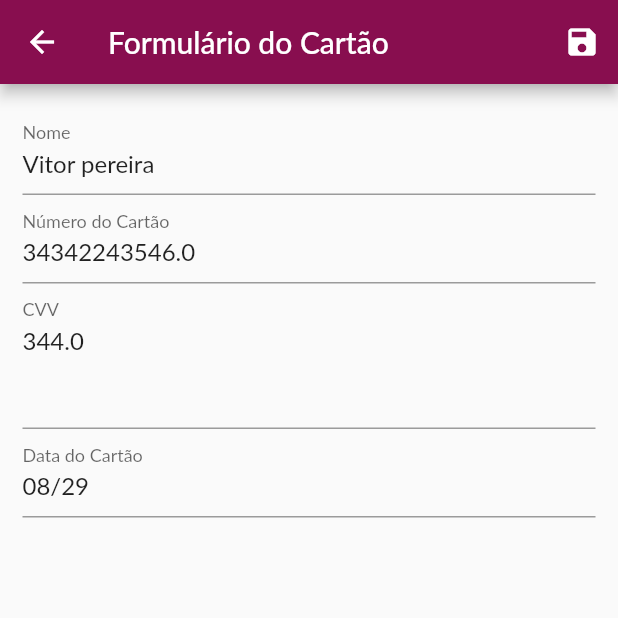
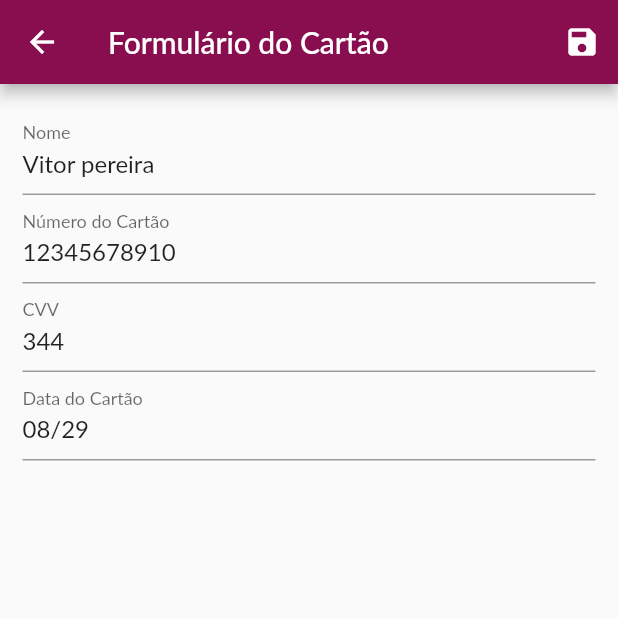
Before and after one commit to VitorAPP/flutter_application_1, a Flutter app: the CartaoPage screen opened by its route, after a tap on the "edit" icon, on a phone screen of 412 x 824 dp, the top half of it. Run offline on Flutter 3.47's test engine with Material 2 defaults, Android fonts, the phone set to English and light mode, and no system bars; our stand-ins replace flutter_neumorphic, syncfusion_flutter_sliders; missing offline and left inert: syncfusion_flutter_core; Roboto replaces fonts that are missing (Lato); key blocks and very long unbroken strings in the code were emptied for the run.

Commit message:
ajuste do video final

```diff
--- a/lib/componentes/cartao_item.dart
+++ b/lib/componentes/cartao_item.dart
@@ -20,16 +20,14 @@ class ProductItem extends StatelessWidget {
       ),
       title: Container(
           child: Row(
-        children: const [
-          Text("Numero do cartão  "),
-          Text(" Data de Vencimento"),
+        children: [
+          Text(product.numeroCart.toString()),
         ],
       )),
       subtitle: Container(
           child: Row(
         children: [
-          Text(product.numeroCart.toString()),
-          const Text("             "),
+          const Text("Data de Vencimento: "),
           Text(product.dataCart),
         ],
       )),
--- a/lib/dado/cartao_dado.dart
+++ b/lib/dado/cartao_dado.dart
@@ -2,18 +2,15 @@ import 'package:flutter_application_1/model/cartao.dart';
 
 final dadosCartao = [
   Product(
-    id: 'c1',
-    nome: 'Vitor pereira',
-    numeroCart: 34342243546,
-    cvv: 344,
-    dataCart:'08/29'
-
-  ),
+      id: 'c1',
+      nome: 'Vitor pereira',
+      numeroCart: '12345678910',
+      cvv: 344,
+      dataCart: '08/29'),
   Product(
-    id: 'c2',
-    nome: 'Vitor Pereira',
-    numeroCart: 66656243546,
-    cvv: 344,
-    dataCart:'08/27' ),
-
+      id: 'c2',
+      nome: 'Vitor Pereira',
+      numeroCart: '98765432110',
+      cvv: 927,
+      dataCart: '08/27'),
 ];
--- a/lib/model/cartao.dart
+++ b/lib/model/cartao.dart
@@ -3,8 +3,8 @@ import 'package:flutter/material.dart';
 class Product with ChangeNotifier {
   final String id;
   final String nome;
-  final double numeroCart;
-  final double cvv;
+  final String numeroCart;
+  final int cvv;
   final String dataCart;
   bool isFavorite;
 
--- a/lib/model/cartao_list.dart
+++ b/lib/model/cartao_list.dart
@@ -21,8 +21,8 @@ class ProductList with ChangeNotifier {
     final product = Product(
       id: hasId ? data['id'] as String : Random().nextDouble().toString(),
       nome: data['nome'] as String,
-      numeroCart: data['numeroCart'] as double,
-      cvv: data['cvv'] as double,
+      numeroCart: data['numeroCart'] as String,
+      cvv: data['cvv'] as int,
       dataCart: data['dataCart'] as String,
     );
 
--- a/lib/pages/cartaoPage.dart
+++ b/lib/pages/cartaoPage.dart
@@ -8,22 +8,21 @@ import 'package:provider/provider.dart';
 class CartaoPage extends StatelessWidget {
   const CartaoPage({Key? key}) : super(key: key);
 
-
   @override
   Widget build(BuildContext context) {
     final ProductList products = Provider.of(context);
     return Scaffold(
         appBar: AppBar(
           backgroundColor: Colors.pink.shade900,
-        title: Text('Meus Cartões'),
+          title: const Text('Meus Cartões'),
           actions: [
-          Icon(
+            const Icon(
               Icons.credit_card,
               size: 50,
               color: Colors.black,
             ),
             IconButton(
-            icon: Icon(Icons.add_card_rounded),
+              icon: const Icon(Icons.add_card_rounded),
               onPressed: () {
                 Navigator.of(context).pushNamed(
                   AppRoutes.CARTAO_FORM,
@@ -32,21 +31,23 @@ class CartaoPage extends StatelessWidget {
             ),
           ],
         ),
-
-      body:
-       Padding(
-        padding: const EdgeInsets.all(8),
+        body: Card(
+          child: Container(
+              child: Row(
+            children: [
+              Expanded(
                 child: ListView.builder(
                   itemCount: products.itemsCount,
                   itemBuilder: (ctx, i) => Column(
                     children: [
                       ProductItem(products.items[i]),
-              Divider(),
-
+                      const Divider(),
                     ],
                   ),
                 ),
-      ),
-    );
+              )
+            ],
+          )),
+        ));
   }
 }
--- a/lib/pages/cartao_form_page.dart
+++ b/lib/pages/cartao_form_page.dart
@@ -90,12 +90,12 @@ class _CartaoFormPageState extends State<CartaoFormPage> {
   Widget build(BuildContext context) {
     return Scaffold(
       appBar: AppBar(
-        title: Text('Formulário do Cartão'),
-        backgroundColor:  Colors.pink.shade900,
+        title: const Text('Formulário do Cartão'),
+        backgroundColor: Colors.pink.shade900,
         actions: [
           IconButton(
             onPressed: _submitForm,
-            icon: Icon(Icons.save),
+            icon: const Icon(Icons.save),
           ),
         ],
       ),
@@ -107,7 +107,7 @@ class _CartaoFormPageState extends State<CartaoFormPage> {
             children: [
               TextFormField(
                 initialValue: _formData['nome']?.toString(),
-                decoration: InputDecoration(
+                decoration: const InputDecoration(
                   labelText: 'Nome',
                 ),
                 textInputAction: TextInputAction.next,
@@ -122,8 +122,8 @@ class _CartaoFormPageState extends State<CartaoFormPage> {
                     return 'Nome é obrigatório';
                   }
 
-                  if (nome.trim().length < 3) {
-                    return 'Nome precisa no mínimo de 3 letras.';
+                  if (nome.trim().length < 8) {
+                    return 'Nomes devem ter 8 caracteres';
                   }
 
                   return null;
@@ -131,23 +131,24 @@ class _CartaoFormPageState extends State<CartaoFormPage> {
               ),
               TextFormField(
                 initialValue: _formData['numeroCart']?.toString(),
-                decoration: InputDecoration(labelText: 'Número do Cartão'),
+                decoration:
+                    const InputDecoration(labelText: 'Número do Cartão'),
                 textInputAction: TextInputAction.next,
                 focusNode: _numeroCartFocus,
-                keyboardType: TextInputType.numberWithOptions(
+                keyboardType: const TextInputType.numberWithOptions(
                   decimal: true,
                 ),
                 onFieldSubmitted: (_) {
                   FocusScope.of(context).requestFocus(_cvvFocus);
                 },
                 onSaved: (numeroCart) =>
-                    _formData['numeroCart'] = double.parse(numeroCart ?? ''),
+                    _formData['numeroCart'] = numeroCart ?? '',
                 validator: (_numeroCart) {
                   final numeroCartString = _numeroCart ?? '';
                   final numeroCart = double.tryParse(numeroCartString) ?? -1;
 
                   if (numeroCart <= 0) {
-                    return 'Informe um preço válido.';
+                    return 'Informe um número válido.';
                   }
 
                   return null;
@@ -155,21 +156,19 @@ class _CartaoFormPageState extends State<CartaoFormPage> {
               ),
               TextFormField(
                 initialValue: _formData['cvv']?.toString(),
-                decoration: InputDecoration(labelText: 'CVV'),
+                decoration: const InputDecoration(labelText: 'CVV'),
                 focusNode: _cvvFocus,
                 keyboardType: TextInputType.multiline,
-                maxLines: 3,
-                onSaved: (cvv) =>
-                    _formData['cvv']  = double.parse(cvv ?? ''),
+                onSaved: (cvv) => _formData['cvv'] = int.parse(cvv ?? ''),
                 validator: (_cvv) {
                   final cvv = _cvv ?? '';
 
                   if (cvv.trim().isEmpty) {
-                    return 'Descrição é obrigatória.';
+                    return 'CVV é obrigatório.';
                   }
 
                   if (cvv.trim().length < 3) {
-                    return 'Descrição precisa no mínimo de 3 letras.';
+                    return 'CVV precisa no mínimo de 3 dígitos.';
                   }
 
                   return null;
@@ -180,7 +179,8 @@ class _CartaoFormPageState extends State<CartaoFormPage> {
                 children: [
                   Expanded(
                     child: TextFormField(
-                      decoration: InputDecoration(labelText: 'Data do Cartão'),
+                      decoration:
+                          const InputDecoration(labelText: 'Data do Cartão'),
                       keyboardType: TextInputType.url,
                       textInputAction: TextInputAction.done,
                       focusNode: _dataCartFocus,
@@ -188,25 +188,21 @@ class _CartaoFormPageState extends State<CartaoFormPage> {
                       onFieldSubmitted: (_) => _submitForm(),
                       onSaved: (dataCart) =>
                           _formData['dataCart'] = dataCart ?? '',
-
                       validator: (_dataCart) {
                         final dataCart = _dataCart ?? '';
 
                         if (dataCart.trim().isEmpty) {
-                    return 'Nome é obrigatório';
+                          return 'Data é obrigatória';
                         }
 
-                  if (dataCart.trim().length < 3) {
-                    return 'Nome precisa no mínimo de 3 letras.';
+                        if (!RegExp(r'^\d{2}/\d{2}$')
+                            .hasMatch(dataCart.trim())) {
+                          return 'Data inválida (formato: dd/mm)';
                         }
-
                         return null;
                       },
-
-
                     ),
                   ),
-
                 ],
               ),
             ],
--- a/lib/pages/password.dart
+++ b/lib/pages/password.dart
@@ -26,7 +26,8 @@ class _State extends State<Password> {
           title: const Text('Recuperar senha'),
         ),
         backgroundColor: const Color(0xFFffffff),
-      body: Container(
+        body: SingleChildScrollView(
+          child: Container(
             padding: const EdgeInsets.only(left: 40, right: 40),
             child: Form(
               key: formKey,
@@ -114,6 +115,6 @@ class _State extends State<Password> {
               ),
             ),
           ),
-    );
+        ));
   }
 }
```
Also changed, not shown: lib/pages/compra.dart (+12 -12 lines), 2 other files. Lines whose indentation alone changed are shown as unchanged.
